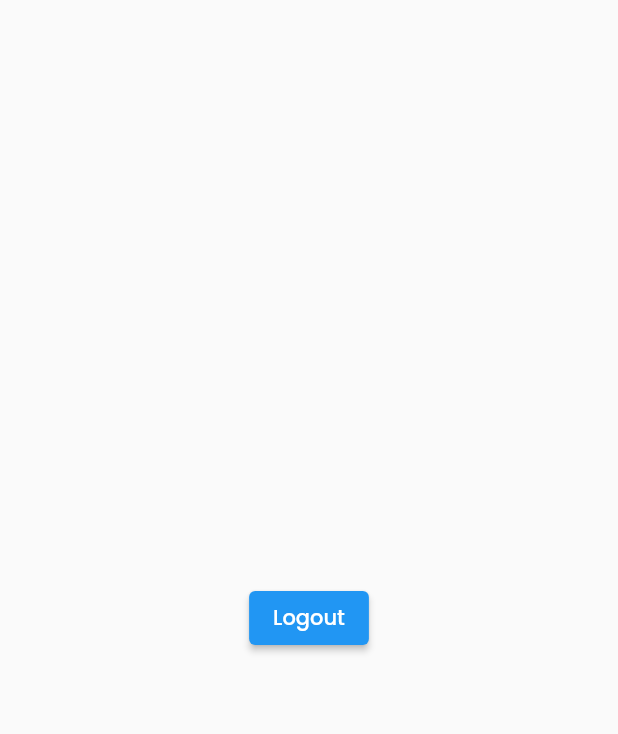
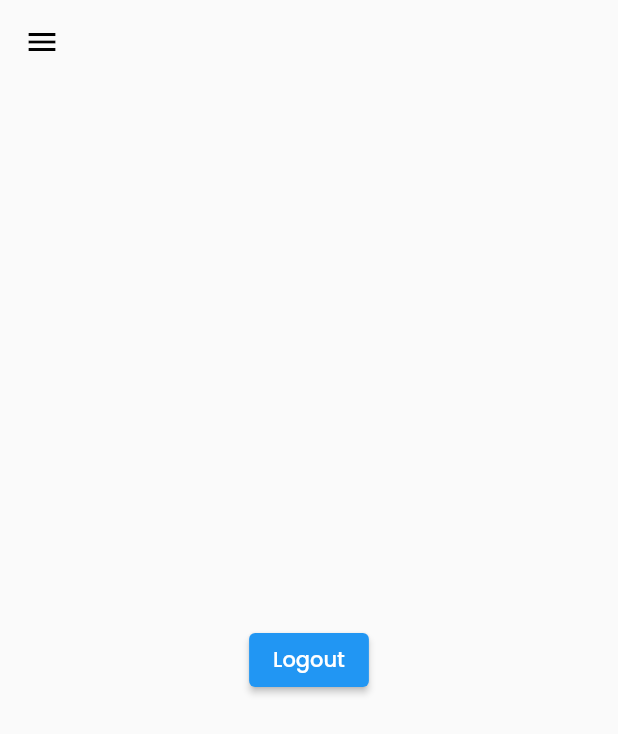
Before and after one commit to dexterTalha/d_cart_admin, a Flutter app: the DashboardScreen screen opened by its route, on a phone screen of 412 x 824 dp. Shown: the top 734 px of the screen. Run offline on Flutter 3.47's test engine with Material 2 defaults, Android fonts, the light colour scheme and no system bars; our stand-ins replace firebase_auth, firebase_core, go_router, rive; accounts and stored records are empty.

Commit message:
dashboard drawer

```diff
--- a/lib/screens/dashboard.dart
+++ b/lib/screens/dashboard.dart
@@ -3,6 +3,7 @@ import 'package:flutter/material.dart';
 import 'package:go_router/go_router.dart';
 
 import '../utils/my_routes.dart';
+import '../utils/responsive_builder.dart';
 
 class DashboardScreen extends StatefulWidget {
   const DashboardScreen({Key? key}) : super(key: key);
@@ -12,6 +13,8 @@ class DashboardScreen extends StatefulWidget {
 }
 
 class _DashboardScreenState extends State<DashboardScreen> {
+  final GlobalKey<ScaffoldState> _scaffoldKey = GlobalKey();
+
   @override
   void initState() {
     bool b = LoginProvider().getLoggedInUser();
@@ -27,18 +30,77 @@ class _DashboardScreenState extends State<DashboardScreen> {
 
   @override
   Widget build(BuildContext context) {
+    final size = MediaQuery.of(context).size;
     return Scaffold(
-      body: Center(
-        child: ElevatedButton(
-          onPressed: () async {
-            await LoginProvider().logout();
-            if (mounted) {
-              context.go(MyRoute.login);
+      primary: true,
+      appBar: AppBar(
+        backgroundColor: Colors.transparent,
+        elevation: 0,
+        leading: GestureDetector(
+          onTap: () {
+            if (_scaffoldKey.currentState != null) {
+              if (_scaffoldKey.currentState!.isDrawerOpen) {
+                _scaffoldKey.currentState!.closeDrawer();
+              } else {
+                _scaffoldKey.currentState!.openDrawer();
+              }
+            } else {
+              print("hi");
             }
           },
-          child: Text("Logout"),
+          child: Icon(
+            Icons.menu,
+            color: Colors.black,
+          ),
         ),
+      ),
+      body: ResponsiveBuilder(
+        mobile: Scaffold(
+          key: _scaffoldKey,
+          drawer: Drawer(
+            child: SizedBox(
+              width: size.width * 0.7,
+              child: drawerWidget(),
+            ),
+          ),
+          body: logoutButton(),
+        ),
+        tablet: webDashboard(),
+        web: webDashboard(),
       ),
     );
   }
+
+  Widget webDashboard() {
+    return Row(
+      children: [
+        Expanded(flex: 1, child: drawerWidget()),
+        Expanded(
+          flex: 14,
+          child: logoutButton(),
+        ),
+      ],
+    );
+  }
+
+  Widget logoutButton() {
+    return Center(
+      child: ElevatedButton(
+        onPressed: () async {
+          await LoginProvider().logout();
+          if (mounted) {
+            context.go(MyRoute.login);
+          }
+        },
+        child: Text("Logout"),
+      ),
+    );
+  }
+
+  Widget drawerWidget() {
+    return Container(
+      color: Colors.red,
+      // width: 100,
+    );
+  }
 }
```
